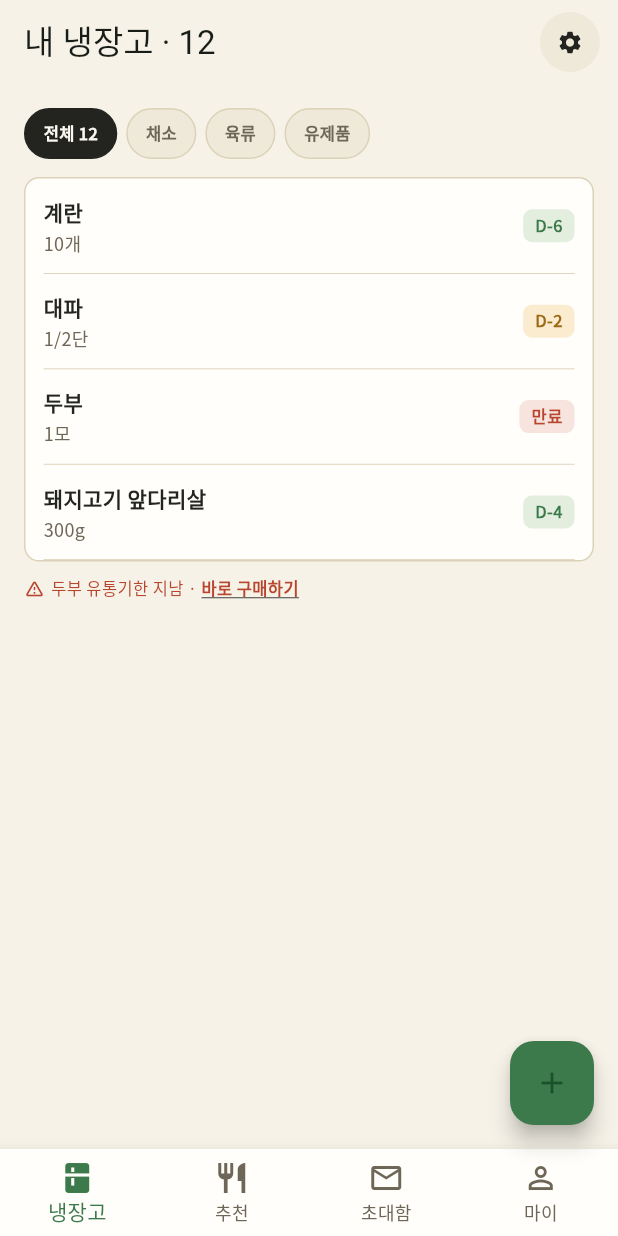
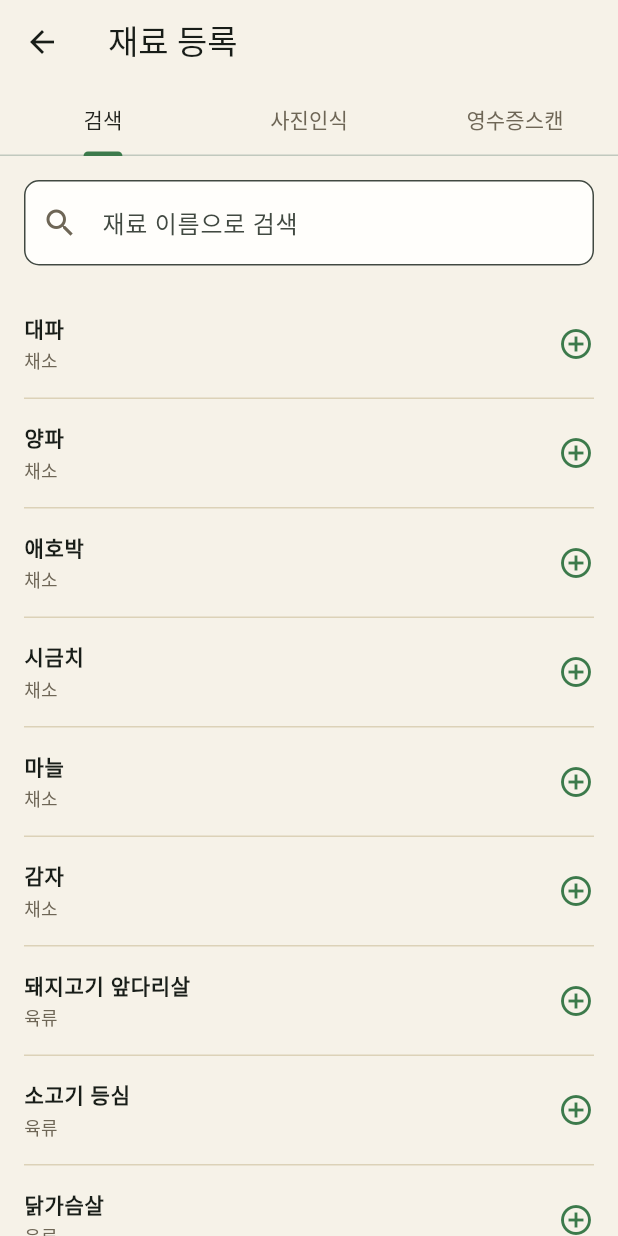
Before and after one commit to cha3098-art/fridge_chef_starter, a Flutter app: the screen it shows after launch, after a tap on the "add" icon, on a phone screen of 412 x 824 dp. Run offline on Flutter 3.47's test engine with Material 3 defaults, Android fonts, the light colour scheme and no system bars; our stand-ins replace google_fonts.

Commit message:
Add ingredient registration screen (search/photo/receipt tabs)
Search tab is fully functional against a local ingredient catalog:
tap an entry, set quantity/unit/expiry in a bottom sheet, and confirm
to send items back to the fridge screen. Photo recognition and
receipt scan are placeholder tabs pending OCR/vision backend work.

Refactored FridgeItem into a shared model (lib/models) with D-day
level/label derived from expiryDate, so the fridge screen and the
new registration flow speak the same data shape. Fixed the stale
widget_test.dart boilerplate to reference the real app entrypoint.

```diff
--- /dev/null
+++ b/lib/data/ingredient_catalog.dart
@@ -0,0 +1,37 @@
+/// ingredients 테이블(재료 마스터)을 흉내낸 로컬 검색용 카탈로그
+/// 실제로는 Supabase의 ingredients 테이블에서 검색해서 불러오도록 교체 예정
+class IngredientCatalogEntry {
+  final String name;
+  final String category;
+  final String unitDefault;
+  final int? defaultShelfLifeDays;
+
+  const IngredientCatalogEntry({
+    required this.name,
+    required this.category,
+    required this.unitDefault,
+    this.defaultShelfLifeDays,
+  });
+}
+
+const ingredientCatalog = <IngredientCatalogEntry>[
+  IngredientCatalogEntry(name: '대파', category: '채소', unitDefault: '단', defaultShelfLifeDays: 10),
+  IngredientCatalogEntry(name: '양파', category: '채소', unitDefault: '개', defaultShelfLifeDays: 30),
+  IngredientCatalogEntry(name: '애호박', category: '채소', unitDefault: '개', defaultShelfLifeDays: 7),
+  IngredientCatalogEntry(name: '시금치', category: '채소', unitDefault: '단', defaultShelfLifeDays: 5),
+  IngredientCatalogEntry(name: '마늘', category: '채소', unitDefault: 'g', defaultShelfLifeDays: 30),
+  IngredientCatalogEntry(name: '감자', category: '채소', unitDefault: '개', defaultShelfLifeDays: 21),
+  IngredientCatalogEntry(name: '돼지고기 앞다리살', category: '육류', unitDefault: 'g', defaultShelfLifeDays: 4),
+  IngredientCatalogEntry(name: '소고기 등심', category: '육류', unitDefault: 'g', defaultShelfLifeDays: 4),
+  IngredientCatalogEntry(name: '닭가슴살', category: '육류', unitDefault: 'g', defaultShelfLifeDays: 3),
+  IngredientCatalogEntry(name: '삼겹살', category: '육류', unitDefault: 'g', defaultShelfLifeDays: 4),
+  IngredientCatalogEntry(name: '계란', category: '유제품', unitDefault: '개', defaultShelfLifeDays: 21),
+  IngredientCatalogEntry(name: '우유', category: '유제품', unitDefault: 'ml', defaultShelfLifeDays: 7),
+  IngredientCatalogEntry(name: '슬라이스치즈', category: '유제품', unitDefault: '장', defaultShelfLifeDays: 30),
+  IngredientCatalogEntry(name: '버터', category: '유제품', unitDefault: 'g', defaultShelfLifeDays: 60),
+  IngredientCatalogEntry(name: '고등어', category: '수산', unitDefault: '마리', defaultShelfLifeDays: 2),
+  IngredientCatalogEntry(name: '새우', category: '수산', unitDefault: 'g', defaultShelfLifeDays: 2),
+  IngredientCatalogEntry(name: '두부', category: '기타', unitDefault: '모', defaultShelfLifeDays: 5),
+  IngredientCatalogEntry(name: '김치', category: '기타', unitDefault: 'g', defaultShelfLifeDays: 60),
+  IngredientCatalogEntry(name: '김', category: '기타', unitDefault: '봉', defaultShelfLifeDays: 90),
+];
--- /dev/null
+++ b/lib/models/fridge_item.dart
@@ -0,0 +1,49 @@
+enum DdayLevel { ok, warn, bad }
+
+/// user_ingredients 테이블에 대응하는 냉장고 재료 모델
+class FridgeItem {
+  final String name;
+  final double quantity;
+  final String unit;
+  final DateTime? expiryDate;
+  final String category;
+
+  const FridgeItem({
+    required this.name,
+    required this.quantity,
+    required this.unit,
+    this.expiryDate,
+    this.category = '기타',
+  });
+
+  String get quantityLabel {
+    final isWhole = quantity == quantity.roundToDouble();
+    final q = isWhole ? quantity.toInt().toString() : quantity.toString();
+    return '$q$unit';
+  }
+
+  int? get daysLeft {
+    final expiry = expiryDate;
+    if (expiry == null) return null;
+    final today = DateTime.now();
+    final todayDate = DateTime(today.year, today.month, today.day);
+    final expiryDay = DateTime(expiry.year, expiry.month, expiry.day);
+    return expiryDay.difference(todayDate).inDays;
+  }
+
+  String get ddayLabel {
+    final d = daysLeft;
+    if (d == null) return '기한없음';
+    if (d < 0) return '만료';
+    if (d == 0) return 'D-day';
+    return 'D-$d';
+  }
+
+  DdayLevel get ddayLevel {
+    final d = daysLeft;
+    if (d == null) return DdayLevel.ok;
+    if (d < 0) return DdayLevel.bad;
+    if (d <= 3) return DdayLevel.warn;
+    return DdayLevel.ok;
+  }
+}
--- /dev/null
+++ b/lib/screens/add_ingredient_screen.dart
@@ -0,0 +1,344 @@
+import 'package:flutter/material.dart';
+import '../data/ingredient_catalog.dart';
+import '../models/fridge_item.dart';
+import '../theme/app_theme.dart';
+
+/// "재료 등록" 화면 — 검색 / 사진인식 / 영수증스캔 세 가지 방법을 탭으로 제공
+/// 검색 탭은 로컬 카탈로그 기반으로 실제 동작하며, 담은 재료를 냉장고 화면으로 반환한다.
+/// 사진인식·영수증스캔은 OCR/이미지 인식 백엔드가 아직 없어 준비 중 화면으로 대체했다.
+class AddIngredientScreen extends StatefulWidget {
+  const AddIngredientScreen({super.key});
+
+  @override
+  State<AddIngredientScreen> createState() => _AddIngredientScreenState();
+}
+
+class _AddIngredientScreenState extends State<AddIngredientScreen> {
+  final List<FridgeItem> _cart = [];
+
+  void _addToCart(FridgeItem item) => setState(() => _cart.add(item));
+
+  void _removeFromCart(int index) => setState(() => _cart.removeAt(index));
+
+  @override
+  Widget build(BuildContext context) {
+    return DefaultTabController(
+      length: 3,
+      child: Scaffold(
+        backgroundColor: AppColors.paper,
+        appBar: AppBar(
+          backgroundColor: AppColors.paper,
+          elevation: 0,
+          title: const Text('재료 등록'),
+          bottom: const TabBar(
+            labelColor: AppColors.ink,
+            unselectedLabelColor: AppColors.inkSoft,
+            indicatorColor: AppColors.green,
+            tabs: [
+              Tab(text: '검색'),
+              Tab(text: '사진인식'),
+              Tab(text: '영수증스캔'),
+            ],
+          ),
+        ),
+        body: TabBarView(
+          children: [
+            _SearchTab(cart: _cart, onAdd: _addToCart, onRemove: _removeFromCart),
+            const _ComingSoonTab(
+              icon: Icons.camera_alt_outlined,
+              title: '사진으로 재료 인식',
+              description: '냉장고 속 재료 사진을 찍으면\n자동으로 인식해서 등록해줘요.\n(준비 중인 기능이에요)',
+              buttonLabel: '사진 촬영하기',
+            ),
+            const _ComingSoonTab(
+              icon: Icons.receipt_long_outlined,
+              title: '영수증으로 한번에 등록',
+              description: '장 본 영수증을 스캔하면\n항목을 자동으로 인식해서 등록해줘요.\n(준비 중인 기능이에요)',
+              buttonLabel: '영수증 촬영하기',
+            ),
+          ],
+        ),
+        bottomNavigationBar: _cart.isEmpty
+            ? null
+            : SafeArea(
+                child: Padding(
+                  padding: const EdgeInsets.all(16),
+                  child: ElevatedButton(
+                    onPressed: () => Navigator.pop(context, _cart),
+                    child: Text('냉장고에 담기 · ${_cart.length}개'),
+                  ),
+                ),
+              ),
+      ),
+    );
+  }
+}
+
+class _SearchTab extends StatefulWidget {
+  final List<FridgeItem> cart;
+  final ValueChanged<FridgeItem> onAdd;
+  final ValueChanged<int> onRemove;
+
+  const _SearchTab({required this.cart, required this.onAdd, required this.onRemove});
+
+  @override
+  State<_SearchTab> createState() => _SearchTabState();
+}
+
+class _SearchTabState extends State<_SearchTab> {
+  String _query = '';
+
+  List<IngredientCatalogEntry> get _filtered {
+    if (_query.isEmpty) return ingredientCatalog;
+    return ingredientCatalog.where((e) => e.name.contains(_query)).toList();
+  }
+
+  Future<void> _openQuantitySheet(IngredientCatalogEntry entry) async {
+    final result = await showModalBottomSheet<FridgeItem>(
+      context: context,
+      backgroundColor: const Color(0xFFFFFEFB),
+      isScrollControlled: true,
+      shape: const RoundedRectangleBorder(
+        borderRadius: BorderRadius.vertical(top: Radius.circular(16)),
+      ),
+      builder: (_) => _QuantitySheet(entry: entry),
+    );
+    if (result != null) widget.onAdd(result);
+  }
+
+  @override
+  Widget build(BuildContext context) {
+    return Column(
+      children: [
+        Padding(
+          padding: const EdgeInsets.all(16),
+          child: TextField(
+            decoration: InputDecoration(
+              hintText: '재료 이름으로 검색',
+              prefixIcon: const Icon(Icons.search, color: AppColors.inkSoft),
+              filled: true,
+              fillColor: const Color(0xFFFFFEFB),
+              border: OutlineInputBorder(
+                borderRadius: BorderRadius.circular(10),
+                borderSide: const BorderSide(color: AppColors.line),
+              ),
+            ),
+            onChanged: (v) => setState(() => _query = v.trim()),
+          ),
+        ),
+        if (widget.cart.isNotEmpty)
+          Padding(
+            padding: const EdgeInsets.fromLTRB(16, 0, 16, 8),
+            child: Align(
+              alignment: Alignment.centerLeft,
+              child: Wrap(
+                spacing: 6,
+                runSpacing: 6,
+                children: [
+                  for (var i = 0; i < widget.cart.length; i++)
+                    Chip(
+                      label: Text(
+                        '${widget.cart[i].name} ${widget.cart[i].quantityLabel}',
+                        style: const TextStyle(fontSize: 11),
+                      ),
+                      backgroundColor: AppColors.greenSoft,
+                      deleteIcon: const Icon(Icons.close, size: 14),
+                      onDeleted: () => widget.onRemove(i),
+                    ),
+                ],
+              ),
+            ),
+          ),
+        Expanded(
+          child: _filtered.isEmpty
+              ? const Center(
+                  child: Text('검색 결과가 없어요', style: TextStyle(color: AppColors.inkSoft)),
+                )
+              : ListView.separated(
+                  padding: const EdgeInsets.symmetric(horizontal: 16),
+                  itemCount: _filtered.length,
+                  separatorBuilder: (_, __) => const Divider(height: 1, color: AppColors.line),
+                  itemBuilder: (context, index) {
+                    final entry = _filtered[index];
+                    return ListTile(
+                      contentPadding: EdgeInsets.zero,
+                      title: Text(
+                        entry.name,
+                        style: const TextStyle(fontWeight: FontWeight.w700, fontSize: 14),
+                      ),
+                      subtitle: Text(
+                        entry.category,
+                        style: const TextStyle(fontSize: 12, color: AppColors.inkSoft),
+                      ),
+                      trailing: const Icon(Icons.add_circle_outline, color: AppColors.green),
+                      onTap: () => _openQuantitySheet(entry),
+                    );
+                  },
+                ),
+        ),
+      ],
+    );
+  }
+}
+
+class _QuantitySheet extends StatefulWidget {
+  final IngredientCatalogEntry entry;
+
+  const _QuantitySheet({required this.entry});
+
+  @override
+  State<_QuantitySheet> createState() => _QuantitySheetState();
+}
+
+class _QuantitySheetState extends State<_QuantitySheet> {
+  late final TextEditingController _qtyController;
+  late final TextEditingController _unitController;
+  DateTime? _expiryDate;
+
+  @override
+  void initState() {
+    super.initState();
+    _qtyController = TextEditingController(text: '1');
+    _unitController = TextEditingController(text: widget.entry.unitDefault);
+    final shelfLife = widget.entry.defaultShelfLifeDays;
+    _expiryDate = shelfLife != null ? DateTime.now().add(Duration(days: shelfLife)) : null;
+  }
+
+  @override
+  void dispose() {
+    _qtyController.dispose();
+    _unitController.dispose();
+    super.dispose();
+  }
+
+  Future<void> _pickDate() async {
+    final now = DateTime.now();
+    final picked = await showDatePicker(
+      context: context,
+      initialDate: _expiryDate ?? now,
+      firstDate: now.subtract(const Duration(days: 1)),
+      lastDate: now.add(const Duration(days: 365)),
+    );
+    if (picked != null) setState(() => _expiryDate = picked);
+  }
+
+  void _confirm() {
+    final qty = double.tryParse(_qtyController.text) ?? 1;
+    final unit = _unitController.text.trim();
+    Navigator.pop(
+      context,
+      FridgeItem(
+        name: widget.entry.name,
+        quantity: qty,
+        unit: unit.isEmpty ? widget.entry.unitDefault : unit,
+        expiryDate: _expiryDate,
+        category: widget.entry.category,
+      ),
+    );
+  }
+
+  @override
+  Widget build(BuildContext context) {
+    return Padding(
+      padding: EdgeInsets.fromLTRB(20, 20, 20, 20 + MediaQuery.of(context).viewInsets.bottom),
+      child: Column(
+        mainAxisSize: MainAxisSize.min,
+        crossAxisAlignment: CrossAxisAlignment.start,
+        children: [
+          Text(widget.entry.name, style: const TextStyle(fontWeight: FontWeight.w700, fontSize: 16)),
+          const SizedBox(height: 16),
+          Row(
+            children: [
+              Expanded(
+                child: TextField(
+                  controller: _qtyController,
+                  keyboardType: const TextInputType.numberWithOptions(decimal: true),
+                  decoration: const InputDecoration(labelText: '수량'),
+                ),
+              ),
+              const SizedBox(width: 12),
+              Expanded(
+                child: TextField(
+                  controller: _unitController,
+                  decoration: const InputDecoration(labelText: '단위'),
+                ),
+              ),
+            ],
+          ),
+          const SizedBox(height: 12),
+          InkWell(
+            onTap: _pickDate,
+            child: InputDecorator(
+              decoration: const InputDecoration(labelText: '유통기한'),
+              child: Text(
+                _expiryDate == null
+                    ? '설정 안 함'
+                    : '${_expiryDate!.year}.${_expiryDate!.month.toString().padLeft(2, '0')}.${_expiryDate!.day.toString().padLeft(2, '0')}',
+              ),
+            ),
+          ),
+          const SizedBox(height: 20),
+          SizedBox(
+            width: double.infinity,
+            child: ElevatedButton(onPressed: _confirm, child: const Text('담기')),
+          ),
+        ],
+      ),
+    );
+  }
+}
+
+class _ComingSoonTab extends StatelessWidget {
+  final IconData icon;
+  final String title;
+  final String description;
+  final String buttonLabel;
+
+  const _ComingSoonTab({
+    required this.icon,
+    required this.title,
+    required this.description,
+    required this.buttonLabel,
+  });
+
+  @override
+  Widget build(BuildContext context) {
+    return Center(
+      child: Padding(
+        padding: const EdgeInsets.all(32),
+        child: Column(
+          mainAxisSize: MainAxisSize.min,
+          children: [
+            Container(
+              width: 72,
+              height: 72,
+              decoration: const BoxDecoration(color: AppColors.paperDeep, shape: BoxShape.circle),
+              child: Icon(icon, size: 32, color: AppColors.inkSoft),
+            ),
+            const SizedBox(height: 16),
+            Text(
+              title,
+              style: const TextStyle(fontWeight: FontWeight.w700, fontSize: 15, color: AppColors.ink),
+              textAlign: TextAlign.center,
+            ),
+            const SizedBox(height: 8),
+            Text(
+              description,
+              style: const TextStyle(fontSize: 12, color: AppColors.inkSoft, height: 1.5),
+              textAlign: TextAlign.center,
+            ),
+            const SizedBox(height: 20),
+            OutlinedButton(
+              onPressed: () {
+                ScaffoldMessenger.of(context).showSnackBar(
+                  const SnackBar(content: Text('빠른 시일 내에 만나볼 수 있어요!')),
+                );
+              },
+              child: Text(buttonLabel),
+            ),
+          ],
+        ),
+      ),
+    );
+  }
+}
--- a/lib/screens/fridge_screen.dart
+++ b/lib/screens/fridge_screen.dart
@@ -1,27 +1,69 @@
 import 'package:flutter/material.dart';
+import '../models/fridge_item.dart';
 import '../theme/app_theme.dart';
+import 'add_ingredient_screen.dart';
 
 /// UI디자인_v2/v3의 "01 · 내 냉장고" 화면을 Flutter 위젯으로 구현한 시작 코드
 /// 실제 데이터는 Supabase의 user_ingredients 테이블에서 불러오도록 연결 예정
-class FridgeScreen extends StatelessWidget {
+class FridgeScreen extends StatefulWidget {
   const FridgeScreen({super.key});
 
   @override
+  State<FridgeScreen> createState() => _FridgeScreenState();
+}
+
+class _FridgeScreenState extends State<FridgeScreen> {
+  // TODO: Supabase에서 실제 재료 목록을 불러오도록 교체
+  final List<FridgeItem> _items = [
+    FridgeItem(
+      name: '계란',
+      quantity: 10,
+      unit: '개',
+      expiryDate: DateTime.now().add(const Duration(days: 6)),
+      category: '유제품',
+    ),
+    FridgeItem(
+      name: '대파',
+      quantity: 0.5,
+      unit: '단',
+      expiryDate: DateTime.now().add(const Duration(days: 2)),
+      category: '채소',
+    ),
+    FridgeItem(
+      name: '두부',
+      quantity: 1,
+      unit: '모',
+      expiryDate: DateTime.now().subtract(const Duration(days: 1)),
+      category: '기타',
+    ),
+    FridgeItem(
+      name: '돼지고기 앞다리살',
+      quantity: 300,
+      unit: 'g',
+      expiryDate: DateTime.now().add(const Duration(days: 4)),
+      category: '육류',
+    ),
+  ];
+
+  Future<void> _openAddIngredient() async {
+    final added = await Navigator.of(context).push<List<FridgeItem>>(
+      MaterialPageRoute(builder: (_) => const AddIngredientScreen()),
+    );
+    if (added != null && added.isNotEmpty) {
+      setState(() => _items.addAll(added));
+    }
+  }
+
+  @override
   Widget build(BuildContext context) {
-    // TODO: Supabase에서 실제 재료 목록을 불러오도록 교체
-    final items = [
-      _FridgeItem('계란', '10개', 'D-6', _DdayLevel.ok),
-      _FridgeItem('대파', '1/2단', 'D-2', _DdayLevel.warn),
-      _FridgeItem('두부', '1모', '만료', _DdayLevel.bad),
-      _FridgeItem('돼지고기 앞다리살', '300g', 'D-4', _DdayLevel.ok),
-    ];
+    final expired = _items.where((i) => i.ddayLevel == DdayLevel.bad).toList();
 
     return Scaffold(
       backgroundColor: AppColors.paper,
       appBar: AppBar(
         backgroundColor: AppColors.paper,
         elevation: 0,
-        title: const Text('내 냉장고 · 12'),
+        title: Text('내 냉장고 · ${_items.length}'),
         actions: const [
           Padding(
             padding: EdgeInsets.only(right: 12),
@@ -41,11 +83,11 @@ class FridgeScreen extends StatelessWidget {
               height: 34,
               child: ListView(
                 scrollDirection: Axis.horizontal,
-                children: const [
-                  _CategoryChip(label: '전체 12', active: true),
-                  _CategoryChip(label: '채소'),
-                  _CategoryChip(label: '육류'),
-                  _CategoryChip(label: '유제품'),
+                children: [
+                  _CategoryChip(label: '전체 ${_items.length}', active: true),
+                  const _CategoryChip(label: '채소'),
+                  const _CategoryChip(label: '육류'),
+                  const _CategoryChip(label: '유제품'),
                 ],
               ),
             ),
@@ -58,18 +100,20 @@ class FridgeScreen extends StatelessWidget {
               ),
               padding: const EdgeInsets.symmetric(horizontal: 12),
               child: Column(
-                children: items
-                    .map((item) => _FridgeItemTile(item: item))
-                    .toList(),
+                children: _items.map((item) => _FridgeItemTile(item: item)).toList(),
               ),
             ),
+            if (expired.isNotEmpty) ...[
               const SizedBox(height: 10),
               Row(
                 children: [
                   const Icon(Icons.warning_amber_rounded, size: 14, color: AppColors.red),
                   const SizedBox(width: 4),
-                const Text('두부 유통기한 지남 · ', style: TextStyle(fontSize: 11, color: AppColors.red)),
                   Text(
+                    '${expired.first.name} 유통기한 지남 · ',
+                    style: const TextStyle(fontSize: 11, color: AppColors.red),
+                  ),
+                  const Text(
                     '바로 구매하기',
                     style: TextStyle(
                       fontSize: 11,
@@ -81,13 +125,12 @@ class FridgeScreen extends StatelessWidget {
                 ],
               ),
             ],
+          ],
         ),
       ),
       floatingActionButton: FloatingActionButton(
         backgroundColor: AppColors.green,
-        onPressed: () {
-          // TODO: 재료 등록 화면으로 이동 (검색 / 사진인식 / 영수증스캔)
-        },
+        onPressed: _openAddIngredient,
         child: const Icon(Icons.add),
       ),
       bottomNavigationBar: BottomNavigationBar(
@@ -107,38 +150,28 @@ class FridgeScreen extends StatelessWidget {
   }
 }
 
-enum _DdayLevel { ok, warn, bad }
-
-class _FridgeItem {
-  final String name;
-  final String qty;
-  final String dday;
-  final _DdayLevel level;
-  _FridgeItem(this.name, this.qty, this.dday, this.level);
-}
-
 class _FridgeItemTile extends StatelessWidget {
-  final _FridgeItem item;
+  final FridgeItem item;
   const _FridgeItemTile({required this.item});
 
   Color _bg() {
-    switch (item.level) {
-      case _DdayLevel.ok:
+    switch (item.ddayLevel) {
+      case DdayLevel.ok:
         return AppColors.greenSoft;
-      case _DdayLevel.warn:
+      case DdayLevel.warn:
         return AppColors.goldSoft;
-      case _DdayLevel.bad:
+      case DdayLevel.bad:
         return AppColors.redSoft;
     }
   }
 
   Color _fg() {
-    switch (item.level) {
-      case _DdayLevel.ok:
+    switch (item.ddayLevel) {
+      case DdayLevel.ok:
         return AppColors.green;
-      case _DdayLevel.warn:
+      case DdayLevel.warn:
         return const Color(0xFF9C6A15);
-      case _DdayLevel.bad:
+      case DdayLevel.bad:
         return AppColors.red;
     }
   }
@@ -158,14 +191,14 @@ class _FridgeItemTile extends StatelessWidget {
             children: [
               Text(item.name, style: const TextStyle(fontWeight: FontWeight.w700, fontSize: 14)),
               const SizedBox(height: 2),
-              Text(item.qty, style: const TextStyle(fontSize: 12, color: AppColors.inkSoft)),
+              Text(item.quantityLabel, style: const TextStyle(fontSize: 12, color: AppColors.inkSoft)),
             ],
           ),
           Container(
             padding: const EdgeInsets.symmetric(horizontal: 8, vertical: 3),
             decoration: BoxDecoration(color: _bg(), borderRadius: BorderRadius.circular(6)),
             child: Text(
-              item.dday,
+              item.ddayLabel,
               style: TextStyle(fontSize: 11, fontWeight: FontWeight.w700, color: _fg()),
             ),
           ),
```
Also changed, not shown: 2 other files. Lines whose indentation alone changed are shown as unchanged.
